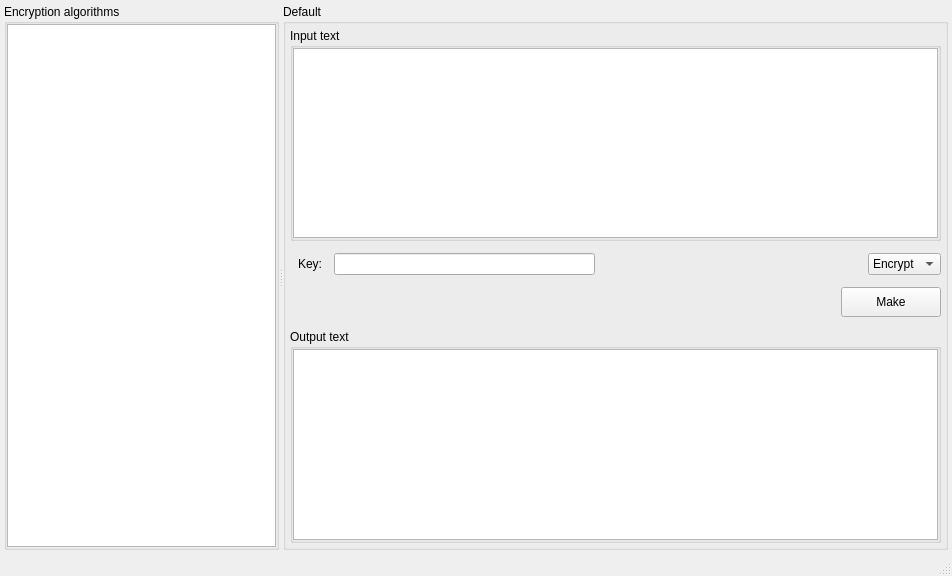
Old version of the form crypto-methods/gui/mainwindow.ui in the repository vasilypht/crypto-methods.
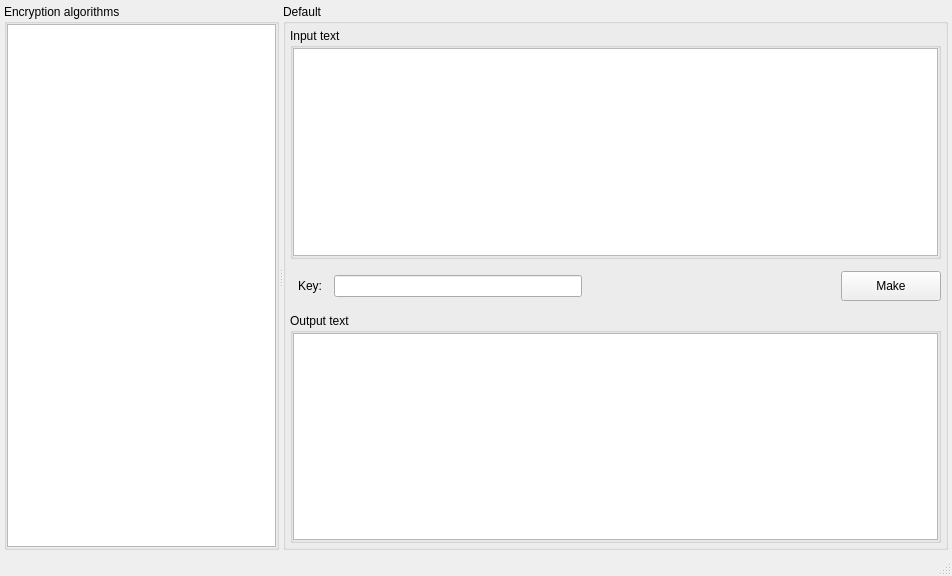
New version of the form.

```diff
--- a/crypto-methods/gui/mainwindow.ui
+++ b/crypto-methods/gui/mainwindow.ui
@@ -131,7 +131,7 @@
            </size>
           </property>
           <property name="currentIndex">
-           <number>6</number>
+           <number>12</number>
           </property>
           <widget class="QWidget" name="page_0_default">
            <layout class="QVBoxLayout" name="verticalLayout_4">
@@ -2569,6 +2569,137 @@
             </item>
            </layout>
           </widget>
+          <widget class="QWidget" name="page_12_varnam">
+           <layout class="QVBoxLayout" name="verticalLayout_42">
+            <property name="spacing">
+             <number>12</number>
+            </property>
+            <property name="leftMargin">
+             <number>4</number>
+            </property>
+            <property name="topMargin">
+             <number>4</number>
+            </property>
+            <property name="rightMargin">
+             <number>4</number>
+            </property>
+            <property name="bottomMargin">
+             <number>4</number>
+            </property>
+            <item>
+             <widget class="QGroupBox" name="page_12_group_box_input">
+              <property name="title">
+               <string>Input text</string>
+              </property>
+              <layout class="QVBoxLayout" name="verticalLayout_40">
+               <property name="spacing">
+                <number>0</number>
+               </property>
+               <property name="leftMargin">
+                <number>0</number>
+               </property>
+               <property name="topMargin">
+                <number>0</number>
+               </property>
+               <property name="rightMargin">
+                <number>0</number>
+               </property>
+               <property name="bottomMargin">
+                <number>0</number>
+               </property>
+               <item>
+                <widget class="QTextEdit" name="page_12_text_edit_input"/>
+               </item>
+              </layout>
+             </widget>
+            </item>
+            <item>
+             <layout class="QHBoxLayout" name="page_12_horizontal_layout_1">
+              <property name="spacing">
+               <number>12</number>
+              </property>
+              <property name="leftMargin">
+               <number>8</number>
+              </property>
+              <item>
+               <widget class="QLabel" name="page_12_label_key">
+                <property name="sizePolicy">
+                 <sizepolicy hsizetype="Fixed" vsizetype="Fixed">
+                  <horstretch>0</horstretch>
+                  <verstretch>0</verstretch>
+                 </sizepolicy>
+                </property>
+                <property name="text">
+                 <string>Key:</string>
+                </property>
+               </widget>
+              </item>
+              <item>
+               <widget class="QLineEdit" name="page_12_line_edit_key"/>
+              </item>
+              <item>
+               <spacer name="page_12_horizontal_spacer">
+                <property name="orientation">
+                 <enum>Qt::Horizontal</enum>
+                </property>
+                <property name="sizeHint" stdset="0">
+                 <size>
+                  <width>40</width>
+                  <height>20</height>
+                 </size>
+                </property>
+               </spacer>
+              </item>
+              <item>
+               <widget class="QPushButton" name="page_12_button_make">
+                <property name="sizePolicy">
+                 <sizepolicy hsizetype="Fixed" vsizetype="Fixed">
+                  <horstretch>0</horstretch>
+                  <verstretch>0</verstretch>
+                 </sizepolicy>
+                </property>
+                <property name="minimumSize">
+                 <size>
+                  <width>100</width>
+                  <height>30</height>
+                 </size>
+                </property>
+                <property name="text">
+                 <string>Make</string>
+                </property>
+               </widget>
+              </item>
+             </layout>
+            </item>
+            <item>
+             <widget class="QGroupBox" name="page_12_group_box_output">
+              <property name="title">
+               <string>Output text</string>
+              </property>
+              <layout class="QVBoxLayout" name="verticalLayout_41">
+               <property name="spacing">
+                <number>0</number>
+               </property>
+               <property name="leftMargin">
+                <number>0</number>
+               </property>
+               <property name="topMargin">
+                <number>0</number>
+               </property>
+               <property name="rightMargin">
+                <number>0</number>
+               </property>
+               <property name="bottomMargin">
+                <number>0</number>
+               </property>
+               <item>
+                <widget class="QTextEdit" name="page_12_text_edit_output"/>
+               </item>
+              </layout>
+             </widget>
+            </item>
+           </layout>
+          </widget>
          </widget>
         </item>
        </layout>
```
